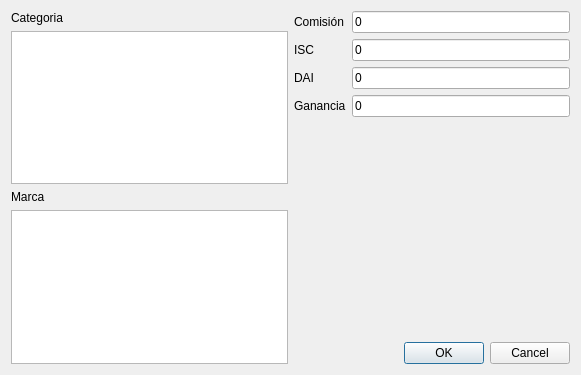
Qt form src/ui/articulos.ui (armonge/EsquipulasPy) before a commit.
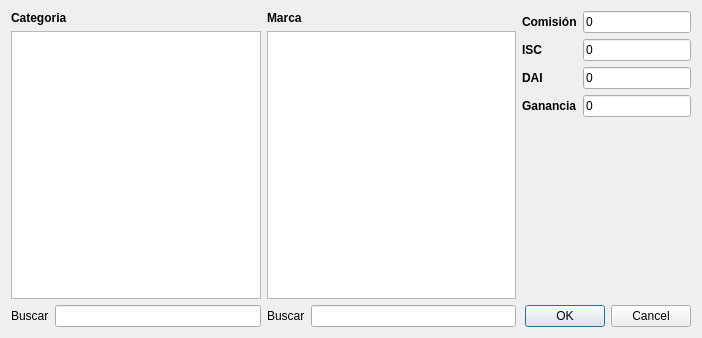
The same form after that commit.

Commit message: En el commit anterior no se incluyeron los archivos Ui para el cambio en añadir articulos

Diff of the .ui file:
```diff
--- a/src/ui/articulos.ui
+++ b/src/ui/articulos.ui
@@ -6,58 +6,41 @@
    <rect>
     <x>0</x>
     <y>0</y>
-    <width>581</width>
-    <height>375</height>
+    <width>702</width>
+    <height>338</height>
    </rect>
   </property>
   <property name="windowTitle">
    <string>Añadir Articulos</string>
   </property>
-  <layout class="QHBoxLayout" name="horizontalLayout">
-   <item>
-    <layout class="QVBoxLayout" name="verticalLayout_2">
-     <item>
+  <layout class="QGridLayout" name="gridLayout">
+   <item row="0" column="0">
       <widget class="QLabel" name="label_5">
-       <property name="text">
-        <string>Categoria</string>
-       </property>
-      </widget>
-     </item>
-     <item>
-      <widget class="QTreeView" name="categoriesview">
        <property name="sizePolicy">
-        <sizepolicy hsizetype="Expanding" vsizetype="Expanding">
-         <horstretch>1</horstretch>
+      <sizepolicy hsizetype="Preferred" vsizetype="Fixed">
+       <horstretch>0</horstretch>
          <verstretch>0</verstretch>
         </sizepolicy>
        </property>
-       <property name="editTriggers">
-        <set>QAbstractItemView::NoEditTriggers</set>
-       </property>
-       <property name="selectionBehavior">
-        <enum>QAbstractItemView::SelectItems</enum>
+     <property name="text">
+      <string>&lt;b&gt;Categoria&lt;/b&gt;</string>
        </property>
       </widget>
      </item>
-     <item>
+   <item row="0" column="1">
       <widget class="QLabel" name="label_6">
+     <property name="sizePolicy">
+      <sizepolicy hsizetype="Preferred" vsizetype="Fixed">
+       <horstretch>0</horstretch>
+       <verstretch>0</verstretch>
+      </sizepolicy>
+     </property>
        <property name="text">
-        <string>Marca</string>
+      <string>&lt;b&gt;Marca&lt;/b&gt;</string>
        </property>
       </widget>
      </item>
-     <item>
-      <widget class="QListView" name="brandsview">
-       <property name="editTriggers">
-        <set>QAbstractItemView::NoEditTriggers</set>
-       </property>
-      </widget>
-     </item>
-    </layout>
-   </item>
-   <item>
-    <layout class="QVBoxLayout" name="verticalLayout">
-     <item>
+   <item row="0" column="2" rowspan="3">
       <layout class="QFormLayout" name="formLayout">
        <property name="fieldGrowthPolicy">
         <enum>QFormLayout::ExpandingFieldsGrow</enum>
@@ -65,7 +48,10 @@
        <item row="0" column="0">
         <widget class="QLabel" name="label">
          <property name="text">
-          <string>Comisión</string>
+        <string>&lt;b&gt;Comisión&lt;/b&gt;</string>
+       </property>
+       <property name="buddy">
+        <cstring>txtComission</cstring>
          </property>
         </widget>
        </item>
@@ -79,7 +65,10 @@
        <item row="1" column="0">
         <widget class="QLabel" name="label_3">
          <property name="text">
-          <string>ISC</string>
+        <string>&lt;b&gt;ISC&lt;/b&gt;</string>
+       </property>
+       <property name="buddy">
+        <cstring>txtISC</cstring>
          </property>
         </widget>
        </item>
@@ -93,7 +82,10 @@
        <item row="2" column="0">
         <widget class="QLabel" name="label_2">
          <property name="text">
-          <string>DAI</string>
+        <string>&lt;b&gt;DAI&lt;/b&gt;</string>
+       </property>
+       <property name="buddy">
+        <cstring>txtDAI</cstring>
          </property>
         </widget>
        </item>
@@ -107,7 +99,10 @@
        <item row="3" column="0">
         <widget class="QLabel" name="label_4">
          <property name="text">
-          <string>Ganancia</string>
+        <string>&lt;b&gt;Ganancia&lt;/b&gt;</string>
+       </property>
+       <property name="buddy">
+        <cstring>txtProfit</cstring>
          </property>
         </widget>
        </item>
@@ -120,14 +115,75 @@
        </item>
       </layout>
      </item>
+   <item row="1" column="0" rowspan="2">
+    <widget class="QTreeView" name="categoriesview">
+     <property name="sizePolicy">
+      <sizepolicy hsizetype="Expanding" vsizetype="Expanding">
+       <horstretch>1</horstretch>
+       <verstretch>0</verstretch>
+      </sizepolicy>
+     </property>
+     <property name="editTriggers">
+      <set>QAbstractItemView::NoEditTriggers</set>
+     </property>
+     <property name="selectionBehavior">
+      <enum>QAbstractItemView::SelectItems</enum>
+     </property>
+    </widget>
+   </item>
+   <item row="1" column="1" rowspan="2">
+    <widget class="QListView" name="brandsview">
+     <property name="sizePolicy">
+      <sizepolicy hsizetype="Expanding" vsizetype="Expanding">
+       <horstretch>1</horstretch>
+       <verstretch>0</verstretch>
+      </sizepolicy>
+     </property>
+     <property name="editTriggers">
+      <set>QAbstractItemView::NoEditTriggers</set>
+     </property>
+    </widget>
+   </item>
+   <item row="3" column="0">
+    <layout class="QHBoxLayout" name="horizontalLayout">
      <item>
+      <widget class="QLabel" name="label_7">
+       <property name="text">
+        <string>Buscar</string>
+       </property>
+       <property name="buddy">
+        <cstring>txtCategorySearch</cstring>
+       </property>
+      </widget>
+     </item>
+     <item>
+      <widget class="QLineEdit" name="txtCategorySearch"/>
+     </item>
+    </layout>
+   </item>
+   <item row="3" column="1">
+    <layout class="QHBoxLayout" name="horizontalLayout_2">
+     <item>
+      <widget class="QLabel" name="label_8">
+       <property name="text">
+        <string>Buscar</string>
+       </property>
+       <property name="buddy">
+        <cstring>txtBrandSearch</cstring>
+       </property>
+      </widget>
+     </item>
+     <item>
+      <widget class="QLineEdit" name="txtBrandSearch"/>
+     </item>
+    </layout>
+   </item>
+   <item row="3" column="2">
       <widget class="QDialogButtonBox" name="buttonBox">
        <property name="standardButtons">
         <set>QDialogButtonBox::Cancel|QDialogButtonBox::Ok</set>
        </property>
       </widget>
-     </item>
-    </layout>
    </item>
   </layout>
  </widget>
```
Lines whose indentation alone changed are shown as unchanged. The commit also changes 2 other files.
